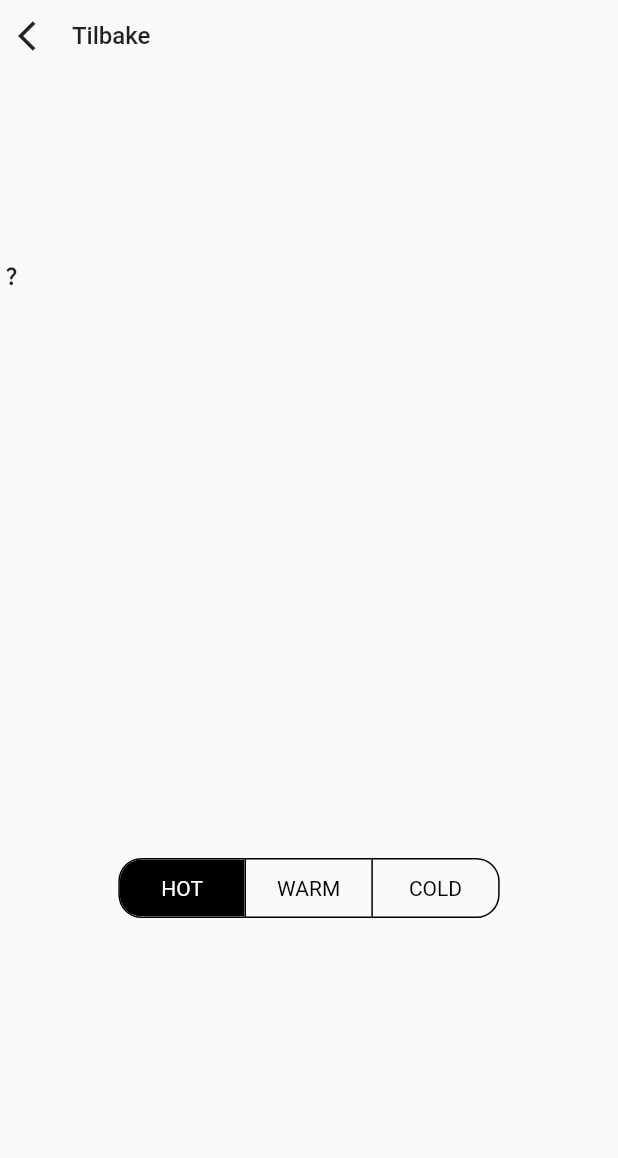
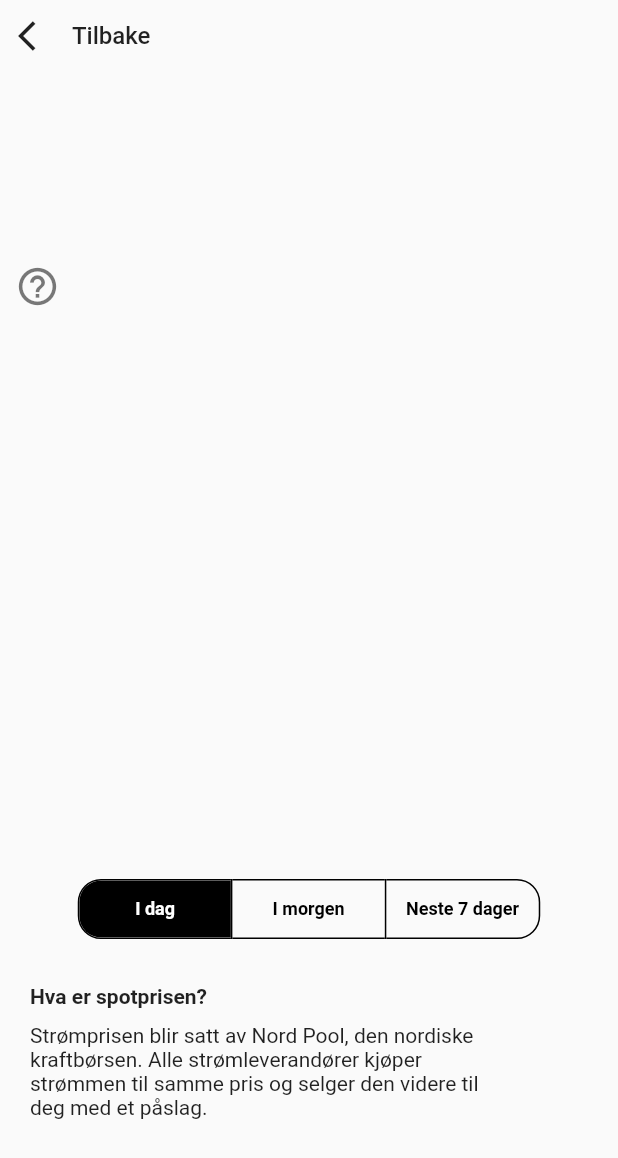
Before and after one commit to GrammersTechnology/Energy-App, a Flutter app: the DetailedGraph widget shown alone on an empty page, opened directly with empty values, on a phone screen of 412 x 824 dp. Shown: the top 1158 px of the screen. Run offline on Flutter 3.47's test engine with Material 2 defaults, Android fonts, the phone set to English and light mode, and no system bars; our stand-ins replace cloud_firestore, csv, dio, firebase_auth, firebase_core, firebase_storage and 9 more; accounts and stored records are empty; network calls fail.

Commit message:
[ Update ] Updated the Details page of Home

```diff
--- a/lib/features/home/controller/home_controller.dart
+++ b/lib/features/home/controller/home_controller.dart
@@ -5,6 +5,10 @@ import 'package:flutter_riverpod/flutter_riverpod.dart';
 final homeControllerProvider = Provider((ref) => HomeController());
 final showHomeControllerBoolStateProvider =
     StateProvider<List<bool>>((ref) => []);
+
+//     final homeControllerProvider = Provider<HomeController>((ref) {
+//   return HomeController();
+// });
 
 class HomeController {
   List<bool> toggelBool = [true, false, false];
--- a/lib/features/home/home_screen.dart
+++ b/lib/features/home/home_screen.dart
@@ -41,9 +41,9 @@ class HomeScreen extends ConsumerWidget {
                 ref.read(showColumnBarBoolStateProvider.notifier).state =
                     !columnBarState;
               },
-              details: "",
-              iconDetails: "Estimert snittspris per kWh neste 7 dager",
-              title: "Strømprisvarrsel",
+              iconDetails: "Spotpris i dag",
+              details: "Høy pris, og mye variasjon\ngjennom dagen",
+              title: "Strømpris",
               // child: const ColumnGraphWidget()
             )
           else if (stepperRepository.showStepparBool)
--- a/lib/features/home/widgets/column_graphwidget.dart
+++ b/lib/features/home/widgets/column_graphwidget.dart
@@ -3,12 +3,14 @@ import 'package:demo/utils/controller/provider.dart';
 import 'package:flutter/material.dart';
 import 'package:flutter_riverpod/flutter_riverpod.dart';
 import 'package:syncfusion_flutter_charts/charts.dart';
+import 'dart:developer';
 
 class ColumnGraphWidget extends ConsumerWidget {
   const ColumnGraphWidget({super.key});
 
   @override
   Widget build(BuildContext context, WidgetRef ref) {
+    // print('building inside ColumnGraphWidget');
     return SizedBox(
         height: 250,
         child: ref.watch(columnProvider).when(
--- a/lib/features/home/widgets/detailed_graph.dart
+++ b/lib/features/home/widgets/detailed_graph.dart
@@ -1,6 +1,7 @@
 import 'package:demo/features/home/widgets/column_graphwidget.dart';
 import 'package:demo/features/home/widgets/stepper_graph.dart';
 import 'package:demo/utils/const/space_helper.dart';
+import 'package:demo/utils/const/widgets/byge-design-system/theme/themes.dart';
 import 'package:flutter/material.dart';
 import 'package:flutter_riverpod/flutter_riverpod.dart';
 
@@ -22,8 +23,7 @@ class DetailedGraph extends ConsumerWidget {
   @override
   Widget build(BuildContext context, WidgetRef ref) {
     final homeRepository = ref.watch(homeControllerProvider);
-    final columnBarState = ref.watch(showHomeControllerBoolStateProvider);
-
+    ref.watch(showHomeControllerBoolStateProvider);
     return SafeArea(
         child: Column(crossAxisAlignment: CrossAxisAlignment.start, children: [
       Row(children: [
@@ -34,25 +34,39 @@ class DetailedGraph extends ConsumerWidget {
         ),
         hSpaceMedium,
         Text(
-          title,
+          homeRepository.toggelBool.first
+              ? title
+              : homeRepository.toggelBool.last
+                  ? 'Strømprisvarrsel'
+                  : title,
           style: const TextStyle(fontSize: 14, fontWeight: FontWeight.w500),
         )
       ]),
       vSpaceLarge,
       Text(
-        details,
+        homeRepository.toggelBool.first
+            ? details
+            : homeRepository.toggelBool.last
+                ? ''
+                : details,
         style: const TextStyle(fontSize: 24, fontWeight: FontWeight.w500),
       ),
       vSpaceLarge,
       Row(
         children: [
           Text(
-            iconDetails,
-            style: const TextStyle(fontSize: 14, fontWeight: FontWeight.w500),
+            homeRepository.toggelBool.first
+                ? iconDetails
+                : homeRepository.toggelBool.last
+                    ? 'Estimert snittspris per kWh neste 7 dager'
+                    : iconDetails,
+            style: const TextStyle(fontSize: 14, fontWeight: FontWeight.w600),
           ),
+          hSpaceSmall,
           const Icon(
-            Icons.question_mark_rounded,
-            size: 15,
+            Icons.help_outline_sharp,
+            size: 30,
+            color: Color.fromARGB(157, 37, 37, 37),
           )
         ],
       ),
@@ -60,8 +74,8 @@ class DetailedGraph extends ConsumerWidget {
       homeRepository.toggelBool.first
           ? StepperGraphWidget()
           : homeRepository.toggelBool.last
-              ? ColumnGraphWidget()
-              : StepperGraphWidget(),
+              ? const ColumnGraphWidget()
+              : StepperGrapNextDayhWidget(),
       vSpaceLarge,
       Container(
           width: 600,
@@ -89,13 +103,15 @@ class DetailedGraph extends ConsumerWidget {
             isSelected: homeRepository.toggelBool,
             children: <Widget>[
               SizedBox(
-                  width: (MediaQuery.of(context).size.width - 38) / 4.5,
+                  width: (MediaQuery.of(context).size.width - 38) / 3.7,
                   child: Row(
                     mainAxisAlignment: MainAxisAlignment.center,
                     children: <Widget>[
                       Text(
-                        "HOT",
+                        "I dag",
                         style: TextStyle(
+                            fontSize: 12,
+                            fontWeight: FontWeight.w600,
                             color: homeRepository.toggelBool.first == true
                                 ? Colors.white
                                 : Colors.black),
@@ -103,12 +119,14 @@ class DetailedGraph extends ConsumerWidget {
                     ],
                   )),
               SizedBox(
-                  width: (MediaQuery.of(context).size.width - 36) / 4.5,
+                  width: (MediaQuery.of(context).size.width - 36) / 3.7,
                   child: Row(
                     mainAxisAlignment: MainAxisAlignment.center,
                     children: <Widget>[
-                      Text("WARM",
+                      Text("I morgen",
                           style: TextStyle(
+                              fontSize: 12,
+                              fontWeight: FontWeight.w600,
                               color: homeRepository.toggelBool.first ||
                                       homeRepository.toggelBool.last
                                   ? Colors.black
@@ -116,12 +134,14 @@ class DetailedGraph extends ConsumerWidget {
                     ],
                   )),
               SizedBox(
-                  width: (MediaQuery.of(context).size.width - 36) / 4.5,
+                  width: (MediaQuery.of(context).size.width - 36) / 3.7,
                   child: Row(
                     mainAxisAlignment: MainAxisAlignment.center,
                     children: <Widget>[
-                      Text("COLD",
+                      Text("Neste 7 dager",
                           style: TextStyle(
+                              fontSize: 12,
+                              fontWeight: FontWeight.w600,
                               color: homeRepository.toggelBool.last == true
                                   ? Colors.white
                                   : Colors.black))
@@ -129,6 +149,32 @@ class DetailedGraph extends ConsumerWidget {
                   )),
             ],
           )),
+      Padding(
+        padding: const EdgeInsets.only(left: 20),
+        child: Column(
+          crossAxisAlignment: CrossAxisAlignment.start,
+          children: [
+            Text(
+              homeRepository.toggelBool.first == true
+                  ? 'Hva er spotprisen?'
+                  : homeRepository.toggelBool.last == true
+                      ? 'Hvordan estimerer vi gjennomsnittspris?'
+                      : 'Hva er spotprisen?',
+              style: const TextStyle(fontSize: 14, fontWeight: FontWeight.w600),
+            ),
+            vSpaceSmall,
+            Text(
+              homeRepository.toggelBool.first == true
+                  ? 'Strømprisen blir satt av Nord Pool, den nordiske\nkraftbørsen. Alle strømleverandører kjøper\nstrømmen til samme pris og selger den videre til\ndeg med et påslag.'
+                  : homeRepository.toggelBool.last == true
+                      ? 'Prisen som presenteres i prisvarselet er\nprognoser for gjennomsnittspris per kWh per\ndag de neste 7 dagene.\n \nStrømprisene våre bestemmes av tilbud og\netterspørsel, og prisen påvirkes av mange\nfaktorer, blant annet været her hjemme og i\nEuropa'
+                      : 'Strømprisen blir satt av Nord Pool, den nordiske\nkraftbørsen. Alle strømleverandører kjøper\nstrømmen til samme pris og selger den videre til\ndeg med et påslag.',
+              style: const TextStyle(fontSize: 14, fontWeight: FontWeight.w400),
+            )
+          ],
+        ),
+      ),
+      vSpaceLarge,
     ]));
   }
 }
```
Also changed, not shown: lib/features/home/controller/stepper_controller.dart (+65 -12 lines), lib/features/home/widgets/home_screen_widget.dart (+43 -8 lines), lib/features/home/widgets/stepper_graph.dart (+50 -29 lines), lib/utils/controller/provider.dart (+5 -4 lines), pubspec.lock, 1 other file.
